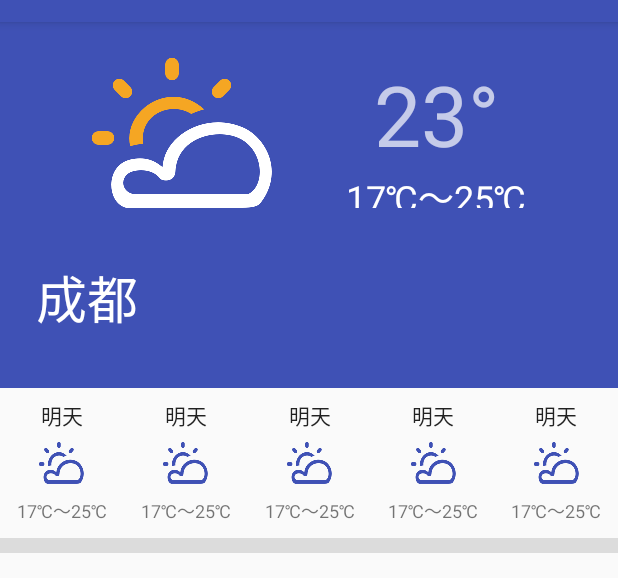
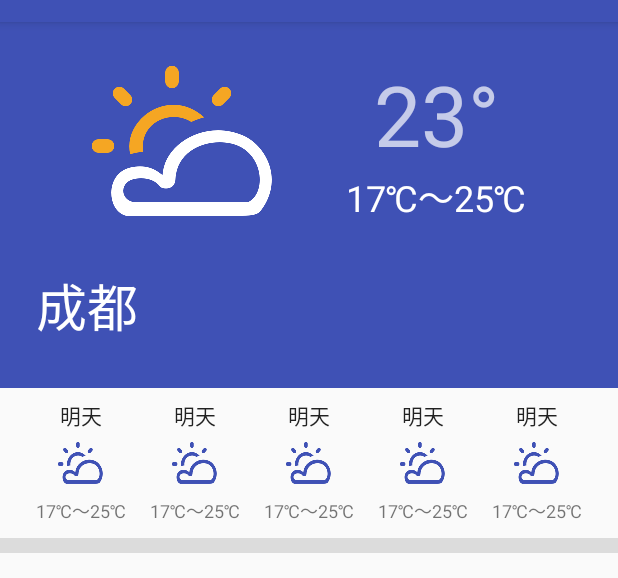
Before and after one commit to anddle/WeatherApp, an Android app: the screen it shows after launch (MainActivity), on a phone screen of 412 x 824 dp, the part 62-640 px from its top. Run offline under Robolectric (Android 15) with nearby library versions, the phone set to English and light mode, and no system bars.

Commit message:
fix layout parameters

```diff
--- a/app/src/main/res/layout/activity_main.xml
+++ b/app/src/main/res/layout/activity_main.xml
@@ -15,10 +15,10 @@
 
         <LinearLayout
             android:layout_width="match_parent"
-            android:layout_height="100dp"
+            android:layout_height="wrap_content"
             android:layout_marginTop="24dp"
             android:orientation="horizontal"
-            android:gravity="center_horizontal">
+            android:gravity="center">
 
             <ImageView
                 android:layout_width="150dp"
@@ -28,7 +28,7 @@
 
             <LinearLayout
                 android:layout_width="150dp"
-                android:layout_height="100dp"
+                android:layout_height="wrap_content"
                 android:layout_marginLeft="20dp"
                 android:orientation="vertical"
                 android:gravity="center_horizontal">
@@ -71,7 +71,9 @@
     <LinearLayout
         android:layout_width="match_parent"
         android:layout_height="100dp"
-        android:orientation="horizontal">
+        android:orientation="horizontal"
+        android:layout_marginLeft="16dp"
+        android:layout_marginRight="16dp">
 
         <include layout="@layout/forcast_item" />
         <include layout="@layout/forcast_item" />
```
